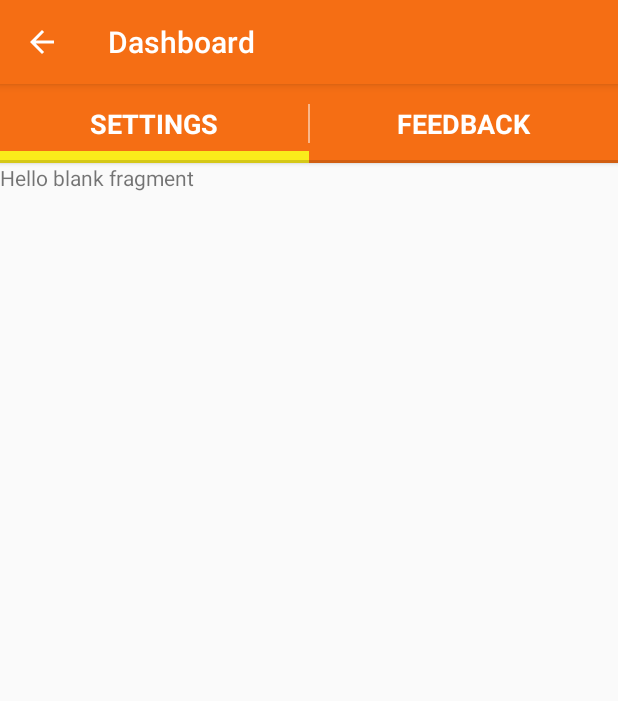
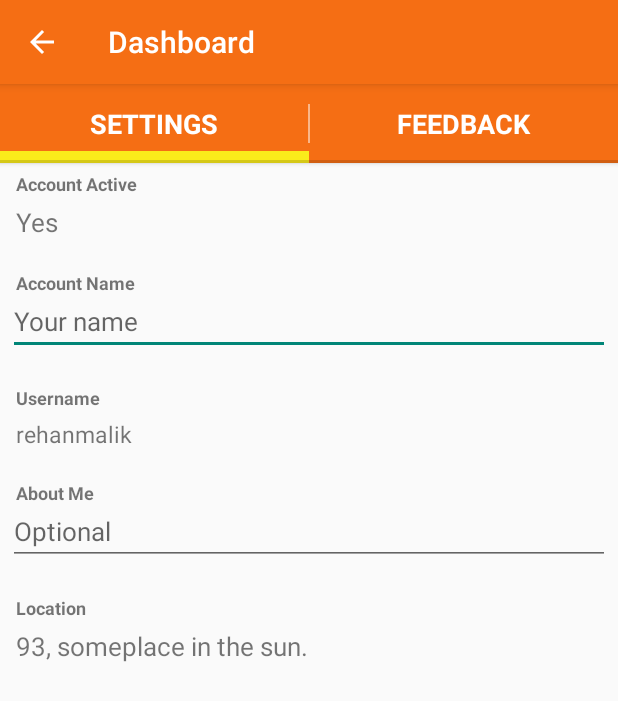
Before and after one commit to bbtunde/SwapSumo, an Android app: the screen it shows after launch (MainActivity), on a phone screen of 412 x 824 dp. Shown: the top 701 px of the screen. Run offline under Robolectric (Android 15) with nearby library versions, the phone set to English and light mode, and no system bars; libraries missing offline, so code that uses them is left out: com.mikepenz.fontawesome_typeface_library, com.mikepenz.materialdrawer; 11 statements that could not run were skipped.

Commit message:
settings screen

```diff
--- a/app/src/main/java/swampsumo/com/adapters/DashboardPagerAdapter.java
+++ b/app/src/main/java/swampsumo/com/adapters/DashboardPagerAdapter.java
@@ -8,9 +8,11 @@ import android.os.Bundle;
 import android.support.v4.app.Fragment;
 import android.support.v4.app.FragmentManager;
 import android.support.v4.app.FragmentPagerAdapter;
+import android.util.Log;
 
 import swampsumo.com.fragments.FeedbackFragment;
 import swampsumo.com.fragments.SettingsFragment;
+import swampsumo.com.utils.u.helpers.Constants;
 
 public class DashboardPagerAdapter extends FragmentPagerAdapter {
 
@@ -33,15 +35,14 @@ public class DashboardPagerAdapter extends FragmentPagerAdapter {
 
         if(position == 0) // if the position is 0 we are returning the First tab
         {
-
+            Log.e(Constants.TAG, "settings clicked");
             SettingsFragment tab1 = new SettingsFragment();
             return tab1;
         }
         else             // As we are having 2 tabs if the position is now 0 it must be 1 so we are returning second tab
         {
-
+            Log.e(Constants.TAG, "feedback clicked");
             FeedbackFragment tab2 = new FeedbackFragment();
-
             return tab2;
         }
 
--- a/app/src/main/java/swampsumo/com/fragments/DashboardFragment.java
+++ b/app/src/main/java/swampsumo/com/fragments/DashboardFragment.java
@@ -6,6 +6,7 @@ import android.net.Uri;
 import android.os.Bundle;
 import android.support.v4.app.Fragment;
 import android.support.v4.view.ViewPager;
+import android.util.Log;
 import android.view.LayoutInflater;
 import android.view.View;
 import android.view.ViewGroup;
@@ -77,10 +78,11 @@ public class DashboardFragment extends Fragment {
         // Inflate the layout for this fragment
 
         View v =  inflater.inflate(R.layout.fragment_dashboard, container, false);
-        viewPager = (ViewPager)v.findViewById(R.id.pager);
-        tabs = (SlidingTabLayout)v.findViewById(R.id.tabs);
 
-        mAdapter = new DashboardPagerAdapter(getFragmentManager(), Constants.Titles,Constants.Titles.length);
+        ViewPager viewPager = (ViewPager)v.findViewById(R.id.pager);
+        SlidingTabLayout tabs = (SlidingTabLayout)v.findViewById(R.id.tabs);
+
+        DashboardPagerAdapter mAdapter = new DashboardPagerAdapter(getChildFragmentManager(), Constants.Titles,Constants.Titles.length);
 
         viewPager.setAdapter(mAdapter);
 
@@ -97,6 +99,7 @@ public class DashboardFragment extends Fragment {
         });
 
 
+        Log.e(Constants.TAG, "view dashboard");
 
         tabs.setViewPager(viewPager);
 
--- a/app/src/main/java/swampsumo/com/swapsumo/MainActivity.java
+++ b/app/src/main/java/swampsumo/com/swapsumo/MainActivity.java
@@ -103,7 +103,7 @@ public class MainActivity extends AppCompatActivity implements
                 .withSavedInstance(savedInstanceState);
 
         drawer = builder.build();
-        displayView(-1);
+
 
     }
 
@@ -112,12 +112,12 @@ public class MainActivity extends AppCompatActivity implements
         // update the main content by replacing fragments
         Fragment fragment = null;
 
-
         switch (position) {
             case DRAWER_ITEM_DASHBOARD:
                 //startActivity(new Intent(this, HomeActivity.class));
                 break;
             default:
+                Log.e(Constants.TAG, "hey");
                 fragment = new DashboardFragment().newInstance("","");
                 title = "Dashboard";
                 break;
@@ -125,7 +125,6 @@ public class MainActivity extends AppCompatActivity implements
 
         if (fragment != null) {
             FragmentTransaction ft = getSupportFragmentManager().beginTransaction();
-            ft.addToBackStack(null);
             ft.replace(R.id.container, fragment).commit();
             setTitle(title);
         }
@@ -164,7 +163,9 @@ public class MainActivity extends AppCompatActivity implements
 
     @Override
     public void onResume(){
+
         super.onResume();
+        displayView(-1);
     }
 
     @Override
--- a/app/src/main/java/swampsumo/com/utils/u/helpers/Constants.java
+++ b/app/src/main/java/swampsumo/com/utils/u/helpers/Constants.java
@@ -5,4 +5,5 @@ package swampsumo.com.utils.u.helpers;
  */
 public class Constants {
     public static final CharSequence Titles[]={"SETTINGS","FEEDBACK"};
+    public static final String TAG = "SS";
 }
--- a/app/src/main/res/layout/fragment_settings.xml
+++ b/app/src/main/res/layout/fragment_settings.xml
@@ -4,10 +4,169 @@
     android:layout_height="match_parent"
     tools:context="swampsumo.com.fragments.SettingsFragment">
 
-    <!-- TODO: Update blank fragment layout -->
-    <TextView
+    <ScrollView
         android:layout_width="match_parent"
-        android:layout_height="match_parent"
-        android:text="@string/hello_blank_fragment" />
+        android:layout_height="wrap_content">
+
+    <LinearLayout
+        android:layout_width="match_parent"
+        android:layout_height="wrap_content"
+        android:orientation="vertical"
+        android:padding="5dp"
+        >
+
+        <LinearLayout
+            android:layout_width="match_parent"
+            android:layout_height="wrap_content"
+            android:orientation="vertical"
+            android:layout_marginBottom="20dp"
+            android:paddingLeft="5dp"
+            >
+
+            <TextView
+                android:layout_width="match_parent"
+                android:layout_height="wrap_content"
+                android:text="Account Active"
+                android:layout_weight="0.7"
+                android:textSize="12sp"
+                android:textStyle="bold"
+                />
+
+            <TextView
+                android:layout_width="match_parent"
+                android:layout_height="wrap_content"
+                android:text="Yes"
+                android:layout_weight="0.3"
+                android:gravity="left"
+                android:textSize="17sp"
+                android:paddingTop="5dp"
+                />
+
+        </LinearLayout>
+
+        <LinearLayout
+            android:layout_width="match_parent"
+            android:layout_height="wrap_content"
+            android:orientation="vertical"
+            android:layout_marginBottom="20dp"
+
+            >
+
+            <TextView
+                android:layout_width="match_parent"
+                android:layout_height="wrap_content"
+                android:text="Account Name"
+                android:layout_weight="0.7"
+                android:textSize="12sp"
+                android:textStyle="bold"
+                android:paddingLeft="5dp"
+                />
+
+            <EditText
+                android:layout_width="match_parent"
+                android:layout_height="wrap_content"
+                android:layout_weight="0.3"
+                android:layout_gravity="left"
+                android:gravity="left"
+                android:singleLine="false"
+                android:hint="Your name"
+                android:textSize="17sp"
+                android:paddingTop="5dp"
+                />
+
+        </LinearLayout>
+
+        <LinearLayout
+            android:layout_width="match_parent"
+            android:layout_height="wrap_content"
+            android:orientation="vertical"
+            android:layout_marginBottom="20dp"
+            android:paddingLeft="5dp"
+            >
+
+            <TextView
+                android:layout_width="match_parent"
+                android:layout_height="wrap_content"
+                android:text="Username"
+                android:layout_weight="0.7"
+                android:textSize="12sp"
+                android:textStyle="bold"
+                />
+
+            <TextView
+                android:layout_width="match_parent"
+                android:layout_height="wrap_content"
+                android:text="rehanmalik"
+                android:layout_weight="0.3"
+                android:layout_gravity="left"
+                android:gravity="left"
+                android:textSize="15sp"
+                android:paddingTop="5dp"
+                />
+
+        </LinearLayout>
+
+        <LinearLayout
+            android:layout_width="match_parent"
+            android:layout_height="wrap_content"
+            android:orientation="vertical"
+            android:layout_marginBottom="20dp">
+
+            <TextView
+                android:layout_width="match_parent"
+                android:layout_height="wrap_content"
+                android:text="About Me"
+                android:layout_weight="0.7"
+                android:textSize="12sp"
+                android:paddingLeft="5dp"
+                android:textStyle="bold"
+                />
+
+            <EditText
+                android:layout_width="match_parent"
+                android:layout_height="wrap_content"
+                android:layout_weight="0.3"
+                android:layout_gravity="left"
+                android:gravity="left"
+                android:singleLine="false"
+                android:hint="Optional"
+                android:textSize="17sp"
+                android:paddingTop="5dp"
+                />
+
+        </LinearLayout>
+
+        <LinearLayout
+            android:layout_width="match_parent"
+            android:layout_height="wrap_content"
+            android:orientation="vertical"
+            android:layout_marginBottom="20dp"
+            android:paddingLeft="5dp"
+            >
+
+            <TextView
+                android:layout_width="match_parent"
+                android:layout_height="wrap_content"
+                android:text="Location"
+                android:layout_weight="0.7"
+                android:textSize="12sp"
+                android:textStyle="bold"
+                />
+
+            <TextView
+                android:layout_width="match_parent"
+                android:layout_height="wrap_content"
+                android:text="93, someplace in the sun."
+                android:layout_weight="0.3"
+                android:layout_gravity="left"
+                android:gravity="left"
+                android:textSize="17sp"
+                android:paddingTop="5dp"
+                />
+
+        </LinearLayout>
+
+    </LinearLayout>
+    </ScrollView>
 
 </FrameLayout>
```
